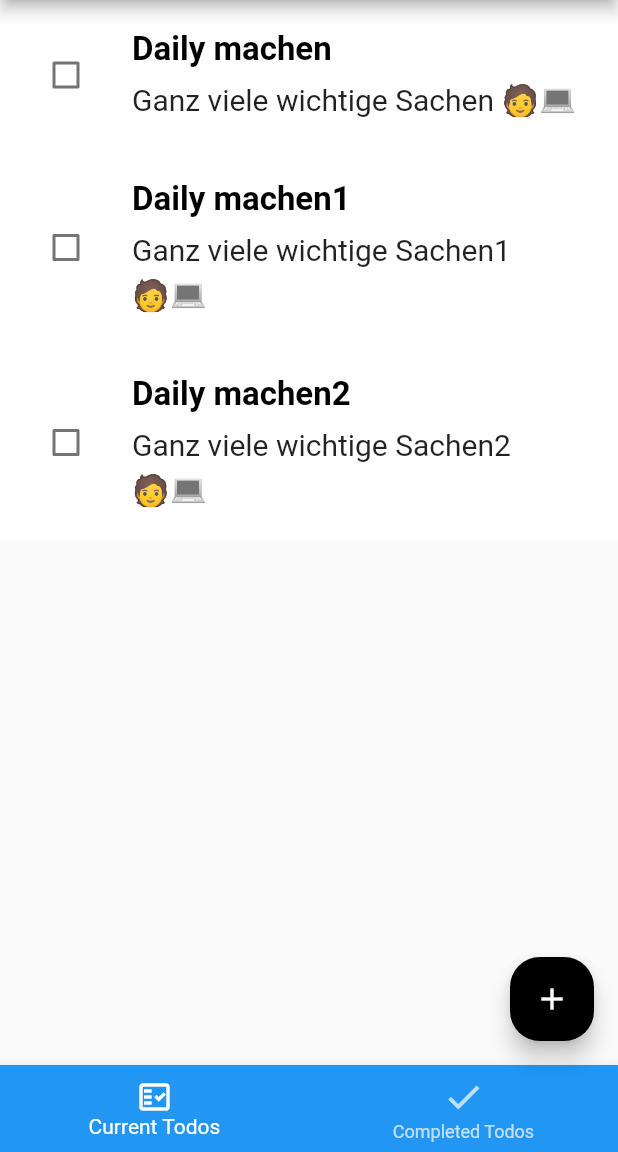
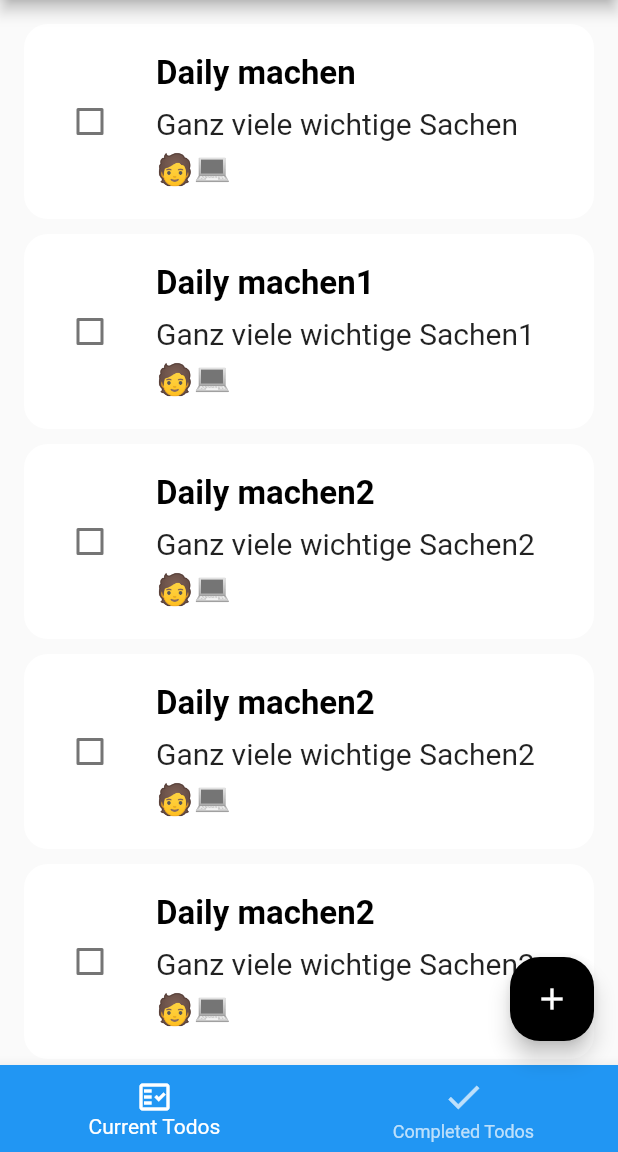
Before and after one commit to MhouneyLH/todo_app_example_project, a Flutter app: the screen it shows after launch, on a phone screen of 412 x 824 dp, the part 84-1236 px from its top. Run offline on Flutter 3.47's test engine with Material 2 defaults, Android fonts, the phone set to English and light mode, and no system bars; drawn by our look-alikes of flutter_slidable.

Commit message:
add some small adjustments for the UX

```diff
--- a/lib/provider/todos.dart
+++ b/lib/provider/todos.dart
@@ -18,6 +18,21 @@ class TodosProvider extends ChangeNotifier {
       title: 'Daily machen2',
       description: 'Ganz viele wichtige Sachen2 🧑‍💻',
     ),
+    Todo(
+      createdTime: DateTime.now(),
+      title: 'Daily machen2',
+      description: 'Ganz viele wichtige Sachen2 🧑‍💻',
+    ),
+    Todo(
+      createdTime: DateTime.now(),
+      title: 'Daily machen2',
+      description: 'Ganz viele wichtige Sachen2 🧑‍💻',
+    ),
+    Todo(
+      createdTime: DateTime.now(),
+      title: 'Daily machen2',
+      description: 'Ganz viele wichtige Sachen2 🧑‍💻',
+    ),
   ];
 
   // making it public + filtering for only those todo's, that aren't done at the moment
--- a/lib/widgets/todo_list_widget.dart
+++ b/lib/widgets/todo_list_widget.dart
@@ -11,8 +11,20 @@ class TodoListWidget extends StatelessWidget {
     final provider = Provider.of<TodosProvider>(context);
     final todos = provider.todos; // executes getter
 
-    return ListView.builder(
+    return todos.isEmpty
+        ? const Center(
+            child: Text(
+              'No Todos!',
+              style: TextStyle(
+                fontSize: 20,
+              ),
+            ),
+          )
+        : ListView.separated(
+            physics: const BouncingScrollPhysics(),
+            padding: const EdgeInsets.all(16),
             itemCount: todos.length,
+            separatorBuilder: (context, index) => Container(height: 10),
             itemBuilder: (context, index) {
               final todo = todos[index];
 
--- a/lib/widgets/todo_widget.dart
+++ b/lib/widgets/todo_widget.dart
@@ -8,7 +8,9 @@ class TodoWidget extends StatelessWidget {
   const TodoWidget({@required this.todo, Key? key}) : super(key: key);
 
   @override
-  Widget build(BuildContext context) => Slidable(
+  Widget build(BuildContext context) => ClipRRect(
+        borderRadius: BorderRadius.circular(16),
+        child: Slidable(
           key: Key(todo?.id ?? '1'),
           startActionPane: ActionPane(
             motion: const DrawerMotion(),
@@ -33,6 +35,7 @@ class TodoWidget extends StatelessWidget {
             ],
           ),
           child: buildTodo(context),
+        ),
       );
 
   Widget buildTodo(BuildContext context) => Container(
```
Lines whose indentation alone changed are shown as unchanged.
